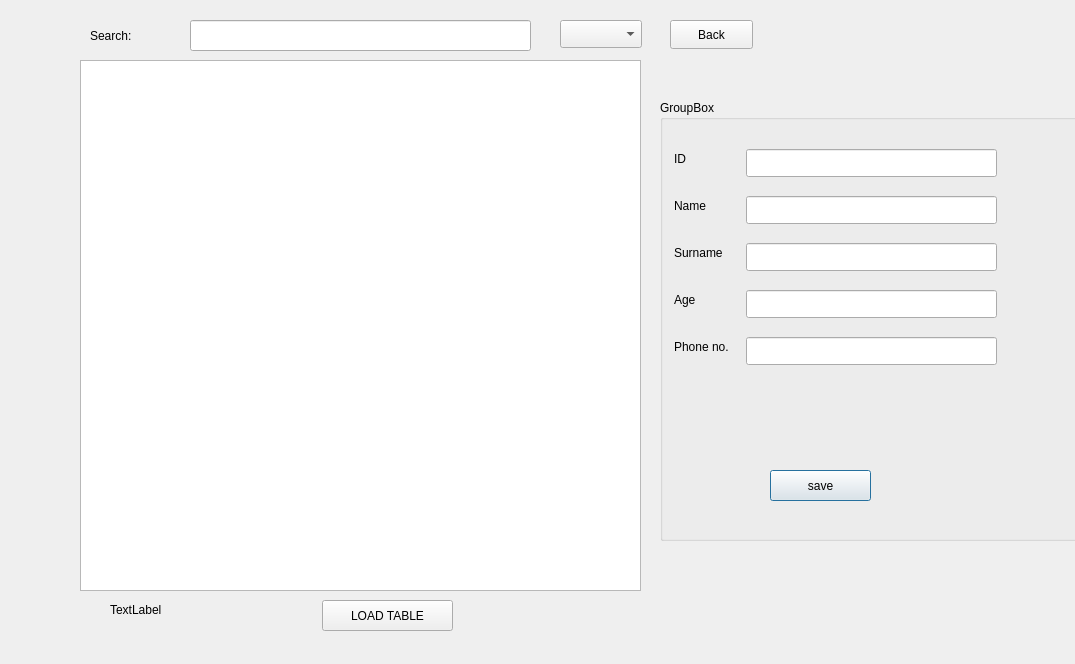
This is Sqlite_DB/secdialog.ui in AnishBharati/Qt-HMS as Qt 5 draws it before an edit. The edited form follows.
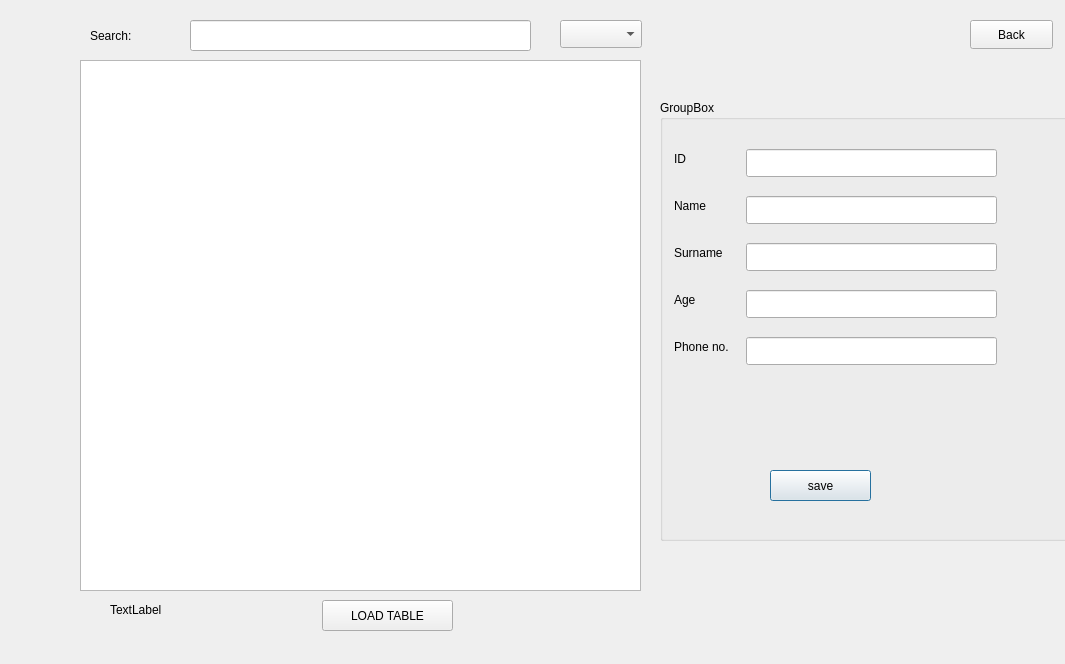
This is the edited form.

What changed in the file:
```diff
--- a/Sqlite_DB/secdialog.ui
+++ b/Sqlite_DB/secdialog.ui
@@ -6,7 +6,7 @@
    <rect>
     <x>0</x>
     <y>0</y>
-    <width>1075</width>
+    <width>1065</width>
     <height>664</height>
    </rect>
   </property>
@@ -170,7 +170,7 @@
   <widget class="QPushButton" name="pushButton_2">
    <property name="geometry">
     <rect>
-     <x>670</x>
+     <x>970</x>
      <y>20</y>
      <width>83</width>
      <height>29</height>
```
Left out of the diff: 2 changed lines with no effect on the pictures.
